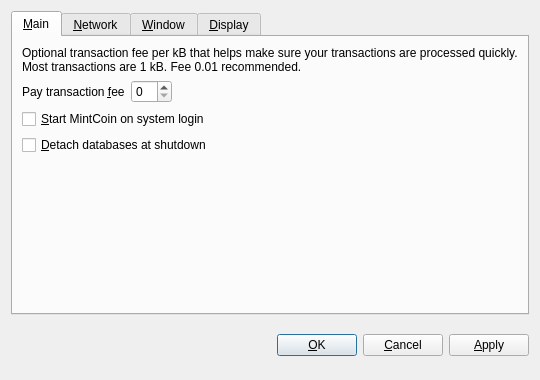
Before: the Qt Designer form src/qt/forms/optionsdialog.ui in kumacoinproject/kumacoin, drawn with Qt 5.
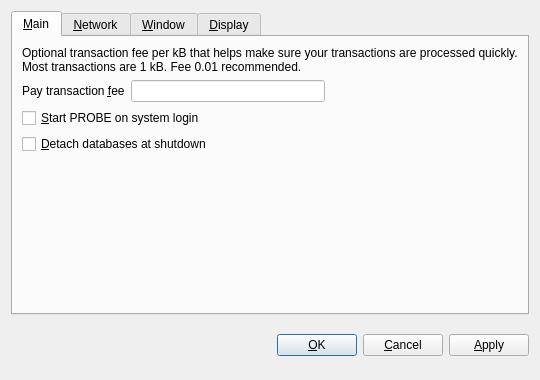
After: the same form once the commit is applied. Custom widgets are drawn as their Qt base class.

Commit message: Stylesheet updates to fix colors on some screens, PROBE name updates, KGW backout at block 8600

The edit to the form file:
```diff
--- a/src/qt/forms/optionsdialog.ui
+++ b/src/qt/forms/optionsdialog.ui
@@ -59,7 +59,11 @@
           </widget>
          </item>
          <item>
-          <widget class="BitcoinAmountField" name="transactionFee"/>
+          <widget class="BitcoinAmountField" name="transactionFee">
+           <property name="styleSheet">
+            <string notr="true">background-color:#ffffff;color:#000000;</string>
+           </property>
+          </widget>
          </item>
          <item>
           <spacer name="horizontalSpacer_Main">
@@ -82,7 +86,7 @@
           <string>Automatically start MintCoin after logging in to the system.</string>
          </property>
          <property name="text">
-          <string>&amp;Start MintCoin on system login</string>
+          <string>&amp;Start PROBE on system login</string>
          </property>
         </widget>
        </item>
@@ -439,9 +443,14 @@
   </layout>
  </widget>
  <customwidgets>
+  <customwidget>
+   <class>QValidatedLineEdit</class>
+   <extends>QLineEdit</extends>
+   <header>qvalidatedlineedit.h</header>
+  </customwidget>
   <customwidget>
    <class>BitcoinAmountField</class>
-   <extends>QSpinBox</extends>
+   <extends>QLineEdit</extends>
    <header>bitcoinamountfield.h</header>
   </customwidget>
   <customwidget>
@@ -449,11 +458,6 @@
    <extends>QComboBox</extends>
    <header>qvaluecombobox.h</header>
   </customwidget>
-  <customwidget>
-   <class>QValidatedLineEdit</class>
-   <extends>QLineEdit</extends>
-   <header>qvalidatedlineedit.h</header>
-  </customwidget>
  </customwidgets>
  <resources/>
  <connections/>
```
Left out of the diff: 3 changed lines with no effect on the pictures. The commit also changes 16 other files.
